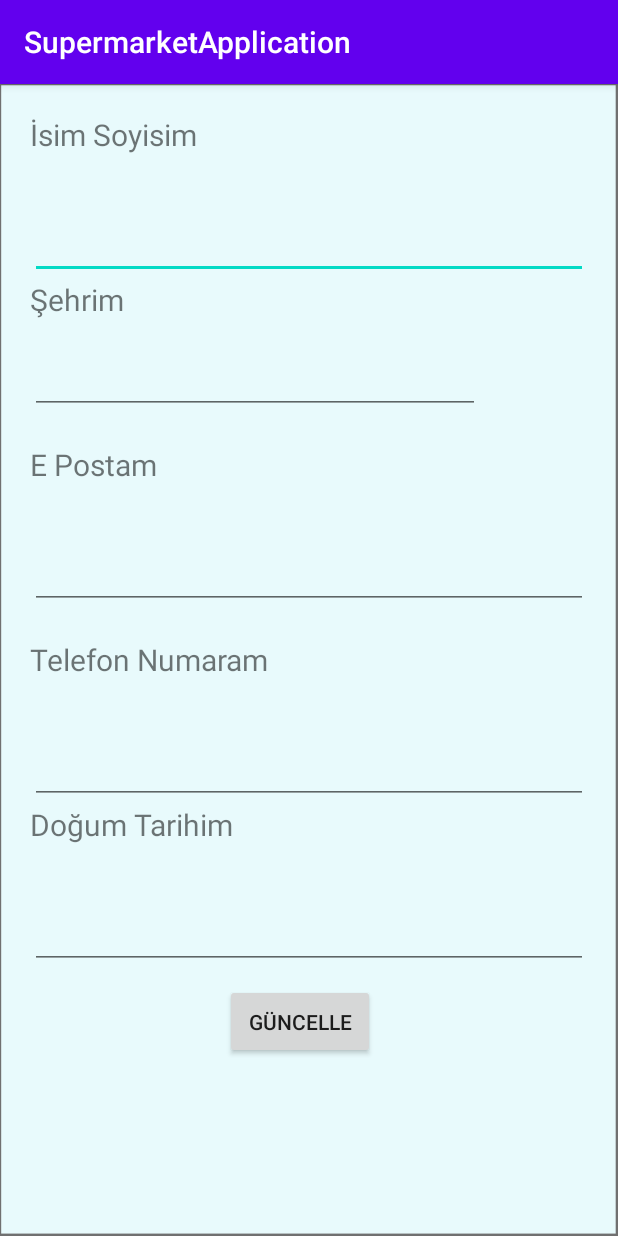
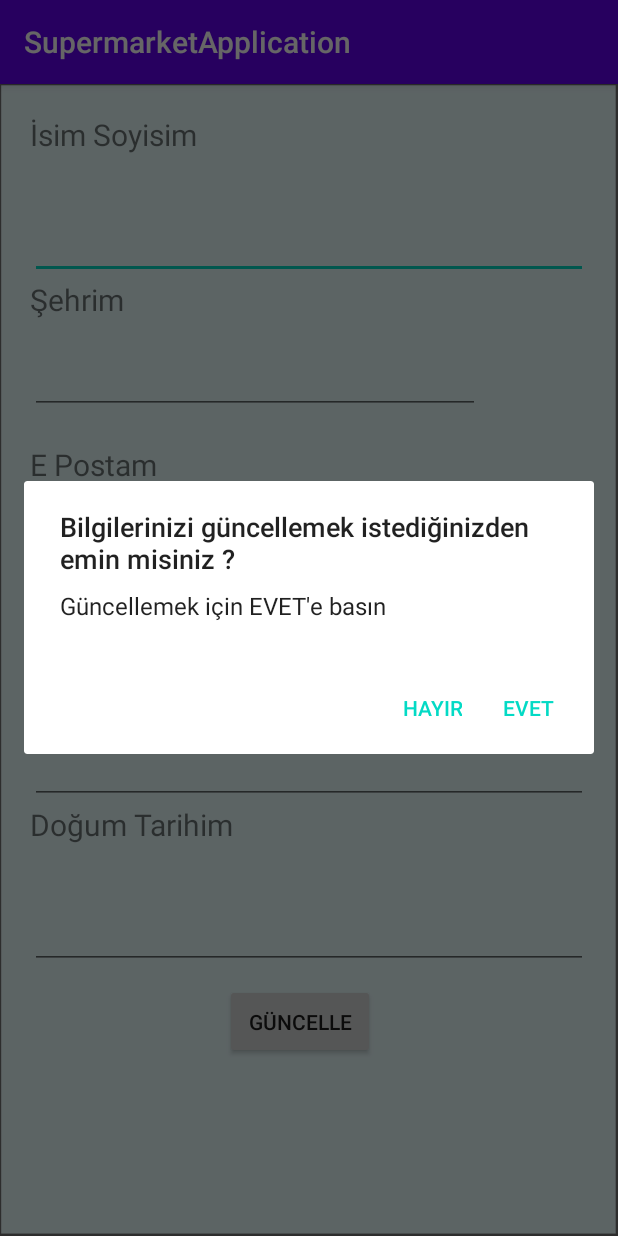
Before and after one commit to Grkmzdmr/Supermarket-Application-Android, an Android app: the userInformations screen opened directly, with no data from a screen before it, after a tap on "GÜNCELLE", on a phone screen of 412 x 824 dp. Run offline under Robolectric (Android 15) with nearby library versions, the phone set to English and light mode, and no system bars; our stand-ins replace Firebase (no records; nobody signed in at launch, a user with empty details on screens opened directly); Roboto replaces fonts that are not available here.

Commit message:
Organic Supermarket application

```diff
--- a/app/src/main/AndroidManifest.xml
+++ b/app/src/main/AndroidManifest.xml
@@ -9,6 +9,7 @@
         android:roundIcon="@mipmap/ic_launcher_round"
         android:supportsRtl="true"
         android:theme="@style/AppTheme">
+        <activity android:name=".Campaign"></activity>
         <activity android:name=".animation">
             <intent-filter>
                 <action android:name="android.intent.action.MAIN" />
--- a/app/src/main/java/com/gorkemozdemir/supermarketapplication/FirstScreen.java
+++ b/app/src/main/java/com/gorkemozdemir/supermarketapplication/FirstScreen.java
@@ -115,5 +115,8 @@ public class FirstScreen extends AppCompatActivity {
         Intent intent = new Intent(FirstScreen.this,cartActivity.class);
         startActivity(intent);
     }
-
+    public void goCampaign(View view){
+        Intent intentToCamp = new Intent(FirstScreen.this,Campaign.class);
+        startActivity(intentToCamp);
+    }
 }
--- a/app/src/main/java/com/gorkemozdemir/supermarketapplication/userInformations.java
+++ b/app/src/main/java/com/gorkemozdemir/supermarketapplication/userInformations.java
@@ -2,16 +2,22 @@ package com.gorkemozdemir.supermarketapplication;
 
 import androidx.annotation.NonNull;
 import androidx.annotation.Nullable;
+import androidx.appcompat.app.AlertDialog;
 import androidx.appcompat.app.AppCompatActivity;
 
+import android.content.DialogInterface;
+import android.content.Intent;
 import android.nfc.Tag;
 import android.os.Bundle;
 import android.util.Log;
 import android.view.View;
 import android.widget.EditText;
 import android.widget.TextView;
+import android.widget.Toast;
 
 import com.google.android.gms.tasks.OnCompleteListener;
+import com.google.android.gms.tasks.OnFailureListener;
+import com.google.android.gms.tasks.OnSuccessListener;
 import com.google.android.gms.tasks.Task;
 import com.google.firebase.FirebaseError;
 import com.google.firebase.auth.FirebaseAuth;
@@ -28,10 +34,12 @@ import com.google.firebase.firestore.QuerySnapshot;
 import com.google.firebase.firestore.auth.User;
 
 import java.util.ArrayList;
+import java.util.HashMap;
 import java.util.Map;
 
 public class userInformations extends AppCompatActivity {
     private FirebaseFirestore firebaseFirestore;
+    private DocumentReference documentReference,documentReference2;
     private FirebaseAuth firebaseAuth;
     String UserId;
     EditText cityText,nameText,mailText,telephoneText,birthText;
@@ -88,6 +96,65 @@ public class userInformations extends AppCompatActivity {
         }
 
     public void guncelle(View view){
+        UserId = firebaseAuth.getCurrentUser().getUid();
+        documentReference = firebaseFirestore.collection("İnformations").document(UserId);
+        documentReference2 = firebaseFirestore.collection("Deliveryİnfo").document(UserId);
+        String maill = mailText.getText().toString();
+        String namee = nameText.getText().toString();
+        String birthh = birthText.getText().toString();
+        String cityy = cityText.getText().toString();
+        String numberr = telephoneText.getText().toString();
+        final Map<String, Object> newData2 = new HashMap<>();
+        newData2.put("NameAgain", namee);
+        newData2.put("Name",namee);
+        newData2.put("Mail", maill);
+        newData2.put("city", cityy);
+        newData2.put("cityAgain",cityy);
+        newData2.put("birth", birthh);
+        newData2.put("telephoneAgain", numberr);
+        newData2.put("telephone",numberr);
+        AlertDialog.Builder alert = new AlertDialog.Builder(userInformations.this);
+        alert.setTitle("Bilgilerinizi güncellemek istediğinizden emin misiniz ?");
+        alert.setMessage("Güncellemek için EVET'e basın");
+        alert.setPositiveButton("EVET", new DialogInterface.OnClickListener() {
+            @Override
+            public void onClick(DialogInterface dialog, int which) {
+                documentReference2.update(newData2).addOnSuccessListener(new OnSuccessListener<Void>() {
+                    @Override
+                    public void onSuccess(Void aVoid) {
+
+                    }
+                });
+
+
+                documentReference.update(newData2).addOnSuccessListener(new OnSuccessListener<Void>() {
+                    @Override
+                    public void onSuccess(Void aVoid) {
+                        Intent intent = new Intent(userInformations.this, Account.class);
+                        startActivity(intent);
+
+                    }
+                }).addOnFailureListener(new OnFailureListener() {
+                    @Override
+                    public void onFailure(@NonNull Exception e) {
+                        Toast.makeText(userInformations.this, e.getLocalizedMessage(), Toast.LENGTH_LONG).show();
+                    }
+                });
+
+            }
+
+
+        });
+        alert.setNegativeButton("HAYIR", new DialogInterface.OnClickListener() {
+            @Override
+            public void onClick(DialogInterface dialog, int which) {
+                Toast.makeText(userInformations.this,"İşlem iptal edildi",Toast.LENGTH_LONG).show();
+
+            }
+        });
+        alert.show();
 
     }
+
+
 }
--- a/app/src/main/res/layout/activity_first_screen.xml
+++ b/app/src/main/res/layout/activity_first_screen.xml
@@ -53,7 +53,8 @@
                 android:layout_height="287dp"
                 android:layout_gravity="center"
                 android:layout_marginTop="-13dp"
-                android:background="@drawable/kkkm" />
+                android:background="@drawable/kkkm"
+                android:onClick="goCampaign"/>
 
 
 
```
Also changed, not shown: app/src/main/java/com/gorkemozdemir/supermarketapplication/Campaign.java (added, +19 -0 lines), app/src/main/res/layout/activity_campaign.xml (added, +77 -0 lines).
